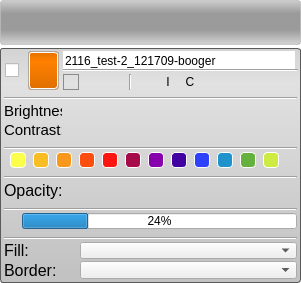
Above: Interface/AppInterface/LayerWidget.ui from jessdtate/Seg3D before the change. Below: the same form after it.
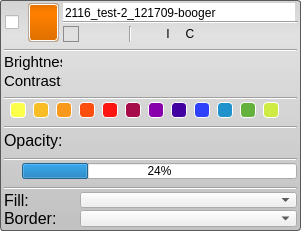
That is the form after the change. Icons and pictures are not drawn.

The edit to the form file:
```diff
--- a/Interface/AppInterface/LayerWidget.ui
+++ b/Interface/AppInterface/LayerWidget.ui
@@ -7,7 +7,7 @@
     <x>0</x>
     <y>0</y>
     <width>301</width>
-    <height>283</height>
+    <height>231</height>
    </rect>
   </property>
   <property name="minimumSize">
@@ -45,7 +45,6 @@
 }
 
 QWidget#insert_space_{
-	border-radius: 3px;
 	margin-top: 0;
 	margin-bottom: 0;
 	padding-top: 0;
@@ -377,26 +376,14 @@
    <property name="margin">
     <number>0</number>
    </property>
-   <item>
-    <widget class="QWidget" name="insert_space_" native="true">
-     <property name="minimumSize">
-      <size>
-       <width>0</width>
-       <height>45</height>
-      </size>
-     </property>
-     <layout class="QHBoxLayout" name="horizontalLayout_10">
-      <property name="spacing">
-       <number>0</number>
-      </property>
-      <property name="margin">
-       <number>0</number>
-      </property>
-     </layout>
-    </widget>
-   </item>
    <item>
     <widget class="QWidget" name="base_" native="true">
+     <property name="sizePolicy">
+      <sizepolicy hsizetype="MinimumExpanding" vsizetype="Fixed">
+       <horstretch>0</horstretch>
+       <verstretch>0</verstretch>
+      </sizepolicy>
+     </property>
      <property name="minimumSize">
       <size>
        <width>0</width>
```
Left out of the diff: 7 changed lines with no effect on the pictures.
